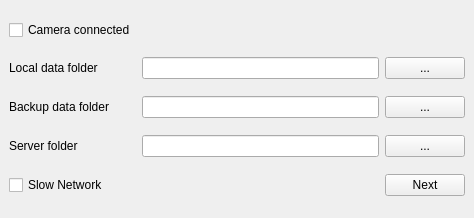
Old version of the form src/resources/config.ui in the repository open-AIMS/reefscan_desktop_data_manager.
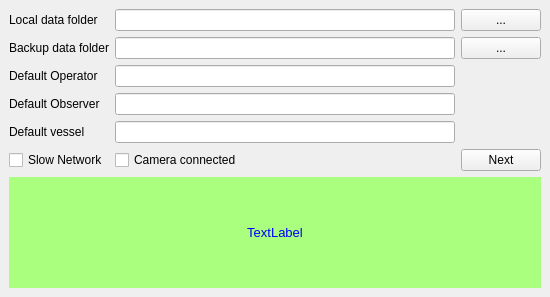
New version of the form.

```diff
--- a/src/resources/config.ui
+++ b/src/resources/config.ui
@@ -6,8 +6,8 @@
    <rect>
     <x>0</x>
     <y>0</y>
-    <width>474</width>
-    <height>218</height>
+    <width>550</width>
+    <height>297</height>
    </rect>
   </property>
   <property name="windowTitle">
@@ -15,29 +15,8 @@
   </property>
   <widget class="QWidget" name="wid_main">
    <layout class="QGridLayout" name="gridLayout_4">
-    <item row="4" column="0">
-     <widget class="QCheckBox" name="cbSlowNetwork">
-      <property name="text">
-       <string>Slow Network</string>
-      </property>
-      <property name="tristate">
-       <bool>false</bool>
-      </property>
-     </widget>
-    </item>
-    <item row="2" column="0">
-     <widget class="QLabel" name="label_2">
-      <property name="text">
-       <string>Backup data folder</string>
-      </property>
-     </widget>
-    </item>
-    <item row="3" column="0">
-     <widget class="QLabel" name="label_3">
-      <property name="text">
-       <string>Server folder</string>
-      </property>
-     </widget>
+    <item row="5" column="1">
+     <widget class="QLineEdit" name="ed_vessel"/>
     </item>
     <item row="1" column="2">
      <widget class="QPushButton" name="btnLocal">
@@ -46,19 +25,30 @@
       </property>
      </widget>
     </item>
-    <item row="3" column="1">
-     <widget class="QLineEdit" name="edServer"/>
-    </item>
-    <item row="3" column="2">
-     <widget class="QPushButton" name="btnServer">
+    <item row="6" column="1">
+     <widget class="QCheckBox" name="cbCamera">
       <property name="text">
-       <string>...</string>
+       <string>Camera connected</string>
       </property>
      </widget>
     </item>
     <item row="1" column="1">
      <widget class="QLineEdit" name="edLocal"/>
     </item>
+    <item row="6" column="2">
+     <widget class="QPushButton" name="btn_next">
+      <property name="text">
+       <string>Next</string>
+      </property>
+     </widget>
+    </item>
+    <item row="2" column="0">
+     <widget class="QLabel" name="label_2">
+      <property name="text">
+       <string>Backup data folder</string>
+      </property>
+     </widget>
+    </item>
     <item row="2" column="2">
      <widget class="QPushButton" name="btnBackup">
       <property name="text">
@@ -66,6 +56,16 @@
       </property>
      </widget>
     </item>
+    <item row="3" column="0">
+     <widget class="QLabel" name="label_3">
+      <property name="text">
+       <string>Default Operator</string>
+      </property>
+     </widget>
+    </item>
+    <item row="4" column="1">
+     <widget class="QLineEdit" name="ed_observer"/>
+    </item>
     <item row="1" column="0">
      <widget class="QLabel" name="label">
       <property name="text">
@@ -73,20 +73,55 @@
       </property>
      </widget>
     </item>
-    <item row="4" column="2">
-     <widget class="QPushButton" name="btn_next">
+    <item row="5" column="0">
+     <widget class="QLabel" name="label_4">
       <property name="text">
-       <string>Next</string>
+       <string>Default vessel</string>
+      </property>
+     </widget>
+    </item>
+    <item row="3" column="1">
+     <widget class="QLineEdit" name="ed_operator"/>
+    </item>
+    <item row="6" column="0">
+     <widget class="QCheckBox" name="cbSlowNetwork">
+      <property name="text">
+       <string>Slow Network</string>
+      </property>
+      <property name="tristate">
+       <bool>false</bool>
+      </property>
+     </widget>
+    </item>
+    <item row="4" column="0">
+     <widget class="QLabel" name="label_5">
+      <property name="text">
+       <string>Default Observer</string>
       </property>
      </widget>
     </item>
     <item row="2" column="1">
      <widget class="QLineEdit" name="edBackup"/>
     </item>
-    <item row="0" column="0">
-     <widget class="QCheckBox" name="cbCamera">
+    <item row="7" column="0" colspan="3">
+     <widget class="QLabel" name="lblNextStep">
+      <property name="font">
+       <font>
+        <pointsize>10</pointsize>
+       </font>
+      </property>
+      <property name="styleSheet">
+       <string notr="true">background-color: rgb(170, 255, 127);
+color: blue;</string>
+      </property>
       <property name="text">
-       <string>Camera connected</string>
+       <string>TextLabel</string>
+      </property>
+      <property name="alignment">
+       <set>Qt::AlignCenter</set>
+      </property>
+      <property name="wordWrap">
+       <bool>true</bool>
       </property>
      </widget>
     </item>
```
Left out of the diff: 12 changed lines with no effect on the pictures.
